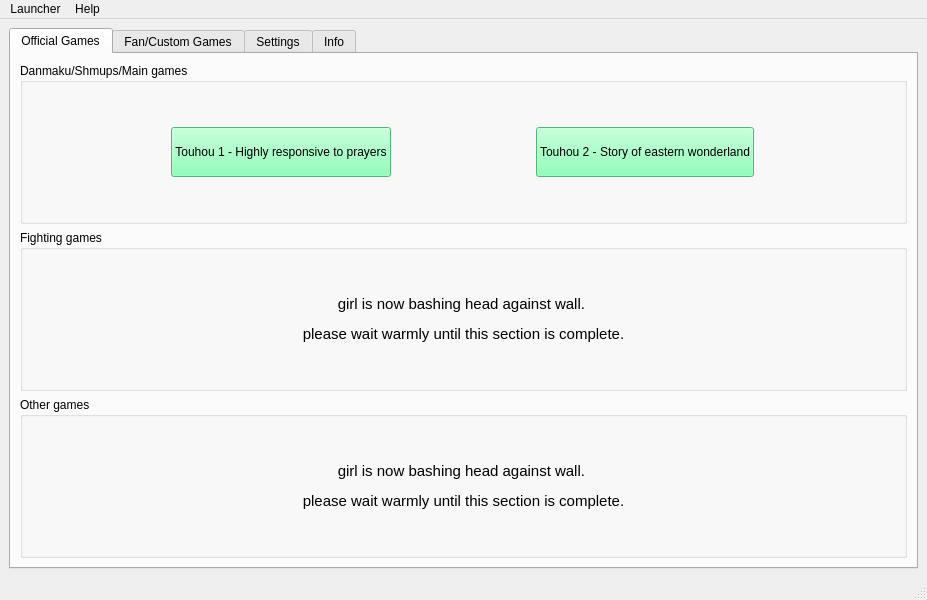
First picture: the form in unnamed/ui/MainMenu.ui, repository kcomain/unnamed-launcher, before the edit.
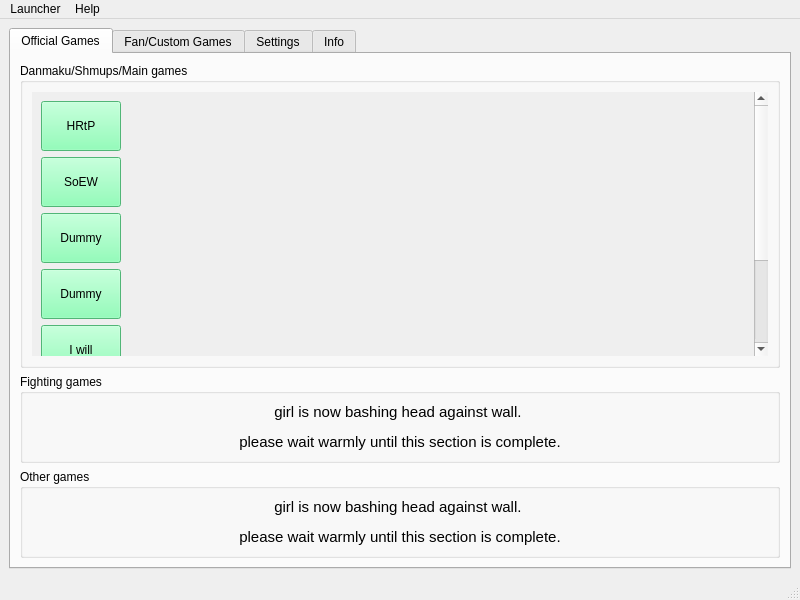
Second picture: the form after the edit. Icons and pictures are not drawn.

Diff of the .ui file:
```diff
--- a/unnamed/ui/MainMenu.ui
+++ b/unnamed/ui/MainMenu.ui
@@ -3,14 +3,11 @@
  <author>Sophie</author>
  <class>MainWindow</class>
  <widget class="QMainWindow" name="MainWindow">
-  <property name="enabled">
-   <bool>true</bool>
-  </property>
   <property name="geometry">
    <rect>
     <x>0</x>
     <y>0</y>
-    <width>927</width>
+    <width>800</width>
     <height>600</height>
    </rect>
   </property>
@@ -27,9 +24,6 @@
    <iconset resource="../resources.qrc">
     <normaloff>:/images/resources/reimu.ico</normaloff>:/images/resources/reimu.ico</iconset>
   </property>
-  <property name="tabShape">
-   <enum>QTabWidget::Rounded</enum>
-  </property>
   <widget class="QWidget" name="centralwidget">
    <layout class="QHBoxLayout" name="horizontalLayout">
     <item>
@@ -37,12 +31,15 @@
       <property name="layoutDirection">
        <enum>Qt::LeftToRight</enum>
       </property>
-      <property name="tabShape">
-       <enum>QTabWidget::Rounded</enum>
+      <property name="tabPosition">
+       <enum>QTabWidget::North</enum>
       </property>
       <property name="currentIndex">
        <number>0</number>
       </property>
+      <property name="movable">
+       <bool>true</bool>
+      </property>
       <widget class="QWidget" name="official_games_tab">
        <attribute name="title">
         <string>Official Games</string>
@@ -55,67 +52,279 @@
           </property>
           <layout class="QHBoxLayout" name="horizontalLayout_2">
            <item>
-            <widget class="QPushButton" name="pushButton_5">
+            <widget class="QScrollArea" name="scrollArea">
              <property name="sizePolicy">
-              <sizepolicy hsizetype="Maximum" vsizetype="Maximum">
+              <sizepolicy hsizetype="Expanding" vsizetype="Maximum">
                <horstretch>0</horstretch>
                <verstretch>0</verstretch>
               </sizepolicy>
              </property>
-             <property name="minimumSize">
-              <size>
-               <width>0</width>
-               <height>50</height>
-              </size>
+             <property name="frameShape">
+              <enum>QFrame::NoFrame</enum>
              </property>
-             <property name="styleSheet">
-              <string notr="true">background-color: rgb(114, 255, 166);</string>
+             <property name="widgetResizable">
+              <bool>true</bool>
              </property>
-             <property name="text">
-              <string>Touhou 1 - Highly responsive to prayers</string>
+             <property name="alignment">
+              <set>Qt::AlignCenter</set>
              </property>
-             <property name="icon">
-              <iconset resource="../resources.qrc">
-               <normaloff>:/images/resources/reimu.ico</normaloff>:/images/resources/reimu.ico</iconset>
-             </property>
-             <property name="iconSize">
-              <size>
-               <width>32</width>
-               <height>32</height>
-              </size>
-             </property>
-            </widget>
-           </item>
-           <item>
-            <widget class="QPushButton" name="pushButton_6">
-             <property name="sizePolicy">
-              <sizepolicy hsizetype="Maximum" vsizetype="Maximum">
-               <horstretch>0</horstretch>
-               <verstretch>0</verstretch>
-              </sizepolicy>
-             </property>
-             <property name="minimumSize">
-              <size>
-               <width>0</width>
-               <height>50</height>
-              </size>
-             </property>
-             <property name="styleSheet">
-              <string notr="true">background-color: rgb(114, 255, 166);</string>
-             </property>
-             <property name="text">
-              <string>Touhou 2 - Story of eastern wonderland</string>
-             </property>
-             <property name="icon">
-              <iconset resource="../resources.qrc">
-               <normaloff>:/images/resources/reimu.ico</normaloff>:/images/resources/reimu.ico</iconset>
-             </property>
-             <property name="iconSize">
-              <size>
-               <width>32</width>
-               <height>32</height>
-              </size>
-             </property>
+             <widget class="QWidget" name="scrollAreaWidgetContents">
+              <property name="geometry">
+               <rect>
+                <x>0</x>
+                <y>-89</y>
+                <width>722</width>
+                <height>404</height>
+               </rect>
+              </property>
+              <layout class="QVBoxLayout" name="verticalLayout_11">
+               <item>
+                <widget class="QPushButton" name="pushButton_5">
+                 <property name="sizePolicy">
+                  <sizepolicy hsizetype="Maximum" vsizetype="Maximum">
+                   <horstretch>0</horstretch>
+                   <verstretch>0</verstretch>
+                  </sizepolicy>
+                 </property>
+                 <property name="minimumSize">
+                  <size>
+                   <width>0</width>
+                   <height>50</height>
+                  </size>
+                 </property>
+                 <property name="statusTip">
+                  <string>Touhou 1 ~ Highly Responsive to Prayers</string>
+                 </property>
+                 <property name="styleSheet">
+                  <string notr="true">background-color: rgb(114, 255, 166);</string>
+                 </property>
+                 <property name="text">
+                  <string>HRtP</string>
+                 </property>
+                 <property name="icon">
+                  <iconset resource="../resources.qrc">
+                   <normaloff>:/images/resources/reimu.ico</normaloff>:/images/resources/reimu.ico</iconset>
+                 </property>
+                 <property name="iconSize">
+                  <size>
+                   <width>32</width>
+                   <height>32</height>
+                  </size>
+                 </property>
+                </widget>
+               </item>
+               <item>
+                <widget class="QPushButton" name="pushButton_8">
+                 <property name="sizePolicy">
+                  <sizepolicy hsizetype="Maximum" vsizetype="Maximum">
+                   <horstretch>0</horstretch>
+                   <verstretch>0</verstretch>
+                  </sizepolicy>
+                 </property>
+                 <property name="minimumSize">
+                  <size>
+                   <width>0</width>
+                   <height>50</height>
+                  </size>
+                 </property>
+                 <property name="statusTip">
+                  <string>Touhou 2 ~ Story of Eastern Wonderland</string>
+                 </property>
+                 <property name="styleSheet">
+                  <string notr="true">background-color: rgb(114, 255, 166);</string>
+                 </property>
+                 <property name="text">
+                  <string>SoEW</string>
+                 </property>
+                 <property name="icon">
+                  <iconset resource="../resources.qrc">
+                   <normaloff>:/images/resources/reimu.ico</normaloff>:/images/resources/reimu.ico</iconset>
+                 </property>
+                 <property name="iconSize">
+                  <size>
+                   <width>32</width>
+                   <height>32</height>
+                  </size>
+                 </property>
+                </widget>
+               </item>
+               <item>
+                <widget class="QPushButton" name="pushButton_9">
+                 <property name="sizePolicy">
+                  <sizepolicy hsizetype="Maximum" vsizetype="Maximum">
+                   <horstretch>0</horstretch>
+                   <verstretch>0</verstretch>
+                  </sizepolicy>
+                 </property>
+                 <property name="minimumSize">
+                  <size>
+                   <width>0</width>
+                   <height>50</height>
+                  </size>
+                 </property>
+                 <property name="statusTip">
+                  <string>Touhou ??? ~ ?????????</string>
+                 </property>
+                 <property name="styleSheet">
+                  <string notr="true">background-color: rgb(114, 255, 166);</string>
+                 </property>
+                 <property name="text">
+                  <string>Dummy</string>
+                 </property>
+                 <property name="icon">
+                  <iconset resource="../resources.qrc">
+                   <normaloff>:/images/resources/reimu.ico</normaloff>:/images/resources/reimu.ico</iconset>
+                 </property>
+                 <property name="iconSize">
+                  <size>
+                   <width>32</width>
+                   <height>32</height>
+                  </size>
+                 </property>
+                </widget>
+               </item>
+               <item>
+                <widget class="QPushButton" name="pushButton_12">
+                 <property name="sizePolicy">
+                  <sizepolicy hsizetype="Maximum" vsizetype="Maximum">
+                   <horstretch>0</horstretch>
+                   <verstretch>0</verstretch>
+                  </sizepolicy>
+                 </property>
+                 <property name="minimumSize">
+                  <size>
+                   <width>0</width>
+                   <height>50</height>
+                  </size>
+                 </property>
+                 <property name="statusTip">
+                  <string>Touhou ??? ~ ?????????</string>
+                 </property>
+                 <property name="styleSheet">
+                  <string notr="true">background-color: rgb(114, 255, 166);</string>
+                 </property>
+                 <property name="text">
+                  <string>Dummy</string>
+                 </property>
+                 <property name="icon">
+                  <iconset resource="../resources.qrc">
+                   <normaloff>:/images/resources/reimu.ico</normaloff>:/images/resources/reimu.ico</iconset>
+                 </property>
+                 <property name="iconSize">
+                  <size>
+                   <width>32</width>
+                   <height>32</height>
+                  </size>
+                 </property>
+                </widget>
+               </item>
+               <item>
+                <widget class="QPushButton" name="pushButton_11">
+                 <property name="sizePolicy">
+                  <sizepolicy hsizetype="Maximum" vsizetype="Maximum">
+                   <horstretch>0</horstretch>
+                   <verstretch>0</verstretch>
+                  </sizepolicy>
+                 </property>
+                 <property name="minimumSize">
+                  <size>
+                   <width>0</width>
+                   <height>50</height>
+                  </size>
+                 </property>
+                 <property name="statusTip">
+                  <string>Touhou ??? ~ ?????????</string>
+                 </property>
+                 <property name="styleSheet">
+                  <string notr="true">background-color: rgb(114, 255, 166);</string>
+                 </property>
+                 <property name="text">
+                  <string>I will</string>
+                 </property>
+                 <property name="icon">
+                  <iconset resource="../resources.qrc">
+                   <normaloff>:/images/resources/reimu.ico</normaloff>:/images/resources/reimu.ico</iconset>
+                 </property>
+                 <property name="iconSize">
+                  <size>
+                   <width>32</width>
+                   <height>32</height>
+                  </size>
+                 </property>
+                </widget>
+               </item>
+               <item>
+                <widget class="QPushButton" name="pushButton_10">
+                 <property name="sizePolicy">
+                  <sizepolicy hsizetype="Maximum" vsizetype="Maximum">
+                   <horstretch>0</horstretch>
+                   <verstretch>0</verstretch>
+                  </sizepolicy>
+                 </property>
+                 <property name="minimumSize">
+                  <size>
+                   <width>0</width>
+                   <height>50</height>
+                  </size>
+                 </property>
+                 <property name="statusTip">
+                  <string>Touhou ??? ~ ?????????</string>
+                 </property>
+                 <property name="styleSheet">
+                  <string notr="true">background-color: rgb(114, 255, 166);</string>
+                 </property>
+                 <property name="text">
+                  <string>Fix this</string>
+                 </property>
+                 <property name="icon">
+                  <iconset resource="../resources.qrc">
+                   <normaloff>:/images/resources/reimu.ico</normaloff>:/images/resources/reimu.ico</iconset>
+                 </property>
+                 <property name="iconSize">
+                  <size>
+                   <width>32</width>
+                   <height>32</height>
+                  </size>
+                 </property>
+                </widget>
+               </item>
+               <item>
+                <widget class="QPushButton" name="pushButton_6">
+                 <property name="sizePolicy">
+                  <sizepolicy hsizetype="Maximum" vsizetype="Maximum">
+                   <horstretch>0</horstretch>
+                   <verstretch>0</verstretch>
+                  </sizepolicy>
+                 </property>
+                 <property name="minimumSize">
+                  <size>
+                   <width>0</width>
+                   <height>50</height>
+                  </size>
+                 </property>
+                 <property name="statusTip">
+                  <string>Touhou ??? ~ ?????????</string>
+                 </property>
+                 <property name="styleSheet">
+                  <string notr="true">background-color: rgb(114, 255, 166);</string>
+                 </property>
+                 <property name="text">
+                  <string>Soon as in 3-5 business days</string>
+                 </property>
+                 <property name="icon">
+                  <iconset resource="../resources.qrc">
+                   <normaloff>:/images/resources/reimu.ico</normaloff>:/images/resources/reimu.ico</iconset>
+                 </property>
+                 <property name="iconSize">
+                  <size>
+                   <width>32</width>
+                   <height>32</height>
+                  </size>
+                 </property>
+                </widget>
+               </item>
+              </layout>
+             </widget>
             </widget>
            </item>
           </layout>
@@ -692,7 +901,7 @@
     <rect>
      <x>0</x>
      <y>0</y>
-     <width>927</width>
+     <width>800</width>
      <height>19</height>
     </rect>
    </property>
```
Left out of the diff: 310 changed lines with no effect on the pictures.
